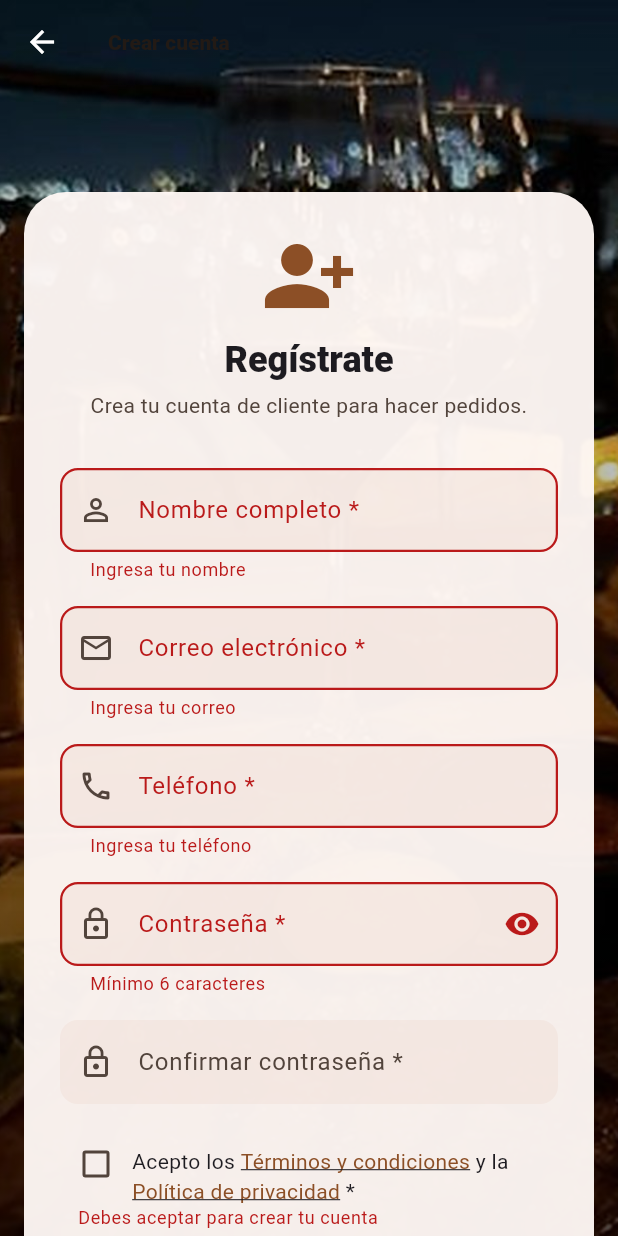
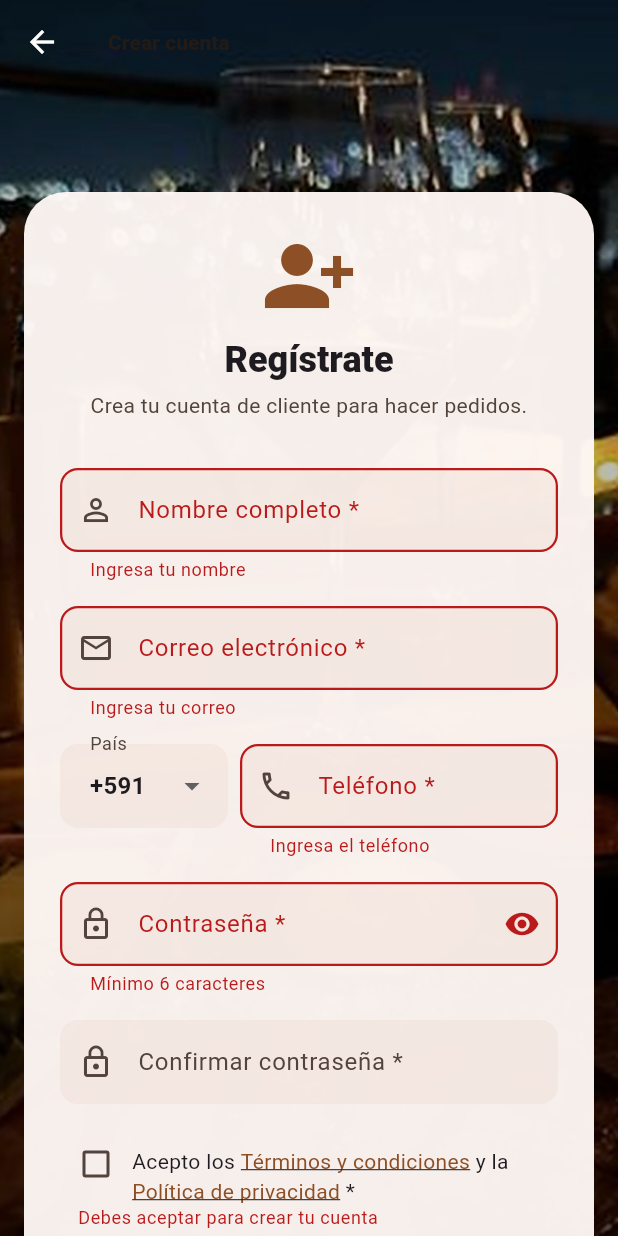
Before and after one commit to keyrafelipez3-droid/gestion_pedidos, a Flutter app: the RegistroScreen screen opened directly, after a tap on "Crear cuenta", on a phone screen of 412 x 824 dp. Run offline on Flutter 3.47's test engine with Material 3 defaults, Android fonts, the phone set to English and light mode, and no system bars; our stand-ins replace cloud_firestore, firebase_auth, firebase_core, flutter_colorpicker, image_picker; missing offline and left inert: phone_numbers_parser; accounts and stored records are empty.

Commit message:
feat(telefonos): numeros internacionales con selector de pais y validacion

```diff
--- a/lib/screens/admin/crear_empleado_screen.dart
+++ b/lib/screens/admin/crear_empleado_screen.dart
@@ -5,6 +5,7 @@ import '../../models/usuario_model.dart';
 import '../../services/admin_service.dart';
 import '../../services/sucursal_service.dart';
 import '../../services/sesion_actual.dart';
+import '../../widgets/campo_telefono.dart';
 
 /// HU-05 — Formulario para que un Administrador cree la cuenta de un
 /// empleado y le asigne su rol (y opcionalmente su sucursal).
@@ -144,17 +145,10 @@ class _CrearEmpleadoScreenState extends State<CrearEmpleadoScreen> {
                     ),
                     const SizedBox(height: 16),
 
-                    TextFormField(
+                    CampoTelefono(
                       controller: _telefonoCtrl,
-                      keyboardType: TextInputType.phone,
-                      decoration: const InputDecoration(
-                        labelText: 'Teléfono',
-                        prefixIcon: Icon(Icons.phone_outlined),
-                        border: OutlineInputBorder(),
-                      ),
-                      validator: (v) => (v == null || v.trim().isEmpty)
-                          ? 'Ingresa el teléfono'
-                          : null,
+                      obligatorio: true,
+                      contorno: true,
                     ),
                     const SizedBox(height: 16),
 
--- a/lib/screens/admin/negocio_screen.dart
+++ b/lib/screens/admin/negocio_screen.dart
@@ -6,6 +6,7 @@ import '../../services/negocio_service.dart';
 import '../../services/sesion_actual.dart';
 import '../../theme/design_tokens.dart';
 import '../../widgets/selector_imagen.dart';
+import '../../widgets/campo_telefono.dart';
 import '../../widgets/app_cargando.dart';
 
 /// HU-07 — Pantalla para que el Administrador configure la información
@@ -178,13 +179,9 @@ class _NegocioScreenState extends State<NegocioScreen> {
                     ),
                     const SizedBox(height: AppSpacing.md),
 
-                    TextFormField(
+                    CampoTelefono(
                       controller: _telefonoCtrl,
-                      keyboardType: TextInputType.phone,
-                      decoration: const InputDecoration(
-                        labelText: 'Teléfono de contacto',
-                        prefixIcon: Icon(Icons.phone_outlined),
-                      ),
+                      etiqueta: 'Teléfono de contacto',
                     ),
                     const SizedBox(height: AppSpacing.lg),
 
--- a/lib/screens/admin/sucursales_screen.dart
+++ b/lib/screens/admin/sucursales_screen.dart
@@ -4,6 +4,7 @@ import '../../models/sucursal_model.dart';
 import '../../services/sucursal_service.dart';
 import '../../theme/design_tokens.dart';
 import '../../widgets/app_empty_state.dart';
+import '../../widgets/campo_telefono.dart';
 import '../../widgets/app_search_field.dart';
 import '../../widgets/app_imagen_red.dart';
 import '../../widgets/app_status_badge.dart';
@@ -72,11 +73,7 @@ class _SucursalesScreenState extends State<SucursalesScreen> {
                     decoration: const InputDecoration(labelText: 'Dirección'),
                   ),
                   const SizedBox(height: AppSpacing.md),
-                  TextFormField(
-                    controller: telefono,
-                    keyboardType: TextInputType.phone,
-                    decoration: const InputDecoration(labelText: 'Teléfono'),
-                  ),
+                  CampoTelefono(controller: telefono),
                   const SizedBox(height: AppSpacing.md),
                   SelectorImagen(
                     etiqueta: 'Foto de la sucursal (opcional)',
--- a/lib/screens/auth/registro_screen.dart
+++ b/lib/screens/auth/registro_screen.dart
@@ -3,6 +3,7 @@ import 'package:flutter/material.dart';
 import '../../services/auth_service.dart';
 import '../../theme/design_tokens.dart';
 import '../../widgets/app_pantalla_foto.dart';
+import '../../widgets/campo_telefono.dart';
 import '../legal/legal_screen.dart';
 
 /// HU-01 — Pantalla de registro para Clientes.
@@ -302,16 +303,9 @@ class _Formulario extends StatelessWidget {
           ),
           const SizedBox(height: AppSpacing.md),
 
-          TextFormField(
+          CampoTelefono(
             controller: telefonoCtrl,
-            keyboardType: TextInputType.phone,
-            decoration: const InputDecoration(
-              labelText: 'Teléfono *',
-              prefixIcon: Icon(Icons.phone_outlined),
-            ),
-            validator: (v) => (v == null || v.trim().isEmpty)
-                ? 'Ingresa tu teléfono'
-                : null,
+            obligatorio: true,
           ),
           const SizedBox(height: AppSpacing.md),
 
--- a/lib/screens/cuenta/mi_cuenta_screen.dart
+++ b/lib/screens/cuenta/mi_cuenta_screen.dart
@@ -5,6 +5,7 @@ import '../../services/auth_service.dart';
 import '../../services/sesion_actual.dart';
 import '../../theme/design_tokens.dart';
 import '../../widgets/app_status_badge.dart';
+import '../../widgets/campo_telefono.dart';
 import '../../widgets/selector_imagen.dart';
 import '../../widgets/app_cargando.dart';
 import '../legal/legal_screen.dart';
@@ -434,16 +435,9 @@ class _MiCuentaScreenState extends State<MiCuentaScreen> {
                                 : null,
                           ),
                           const SizedBox(height: AppSpacing.md),
-                          TextFormField(
+                          CampoTelefono(
                             controller: _telefonoCtrl,
-                            keyboardType: TextInputType.phone,
-                            decoration: const InputDecoration(
-                              labelText: 'Teléfono *',
-                              prefixIcon: Icon(Icons.phone_outlined),
-                            ),
-                            validator: (v) => (v == null || v.trim().isEmpty)
-                                ? 'Ingresa tu teléfono'
-                                : null,
+                            obligatorio: true,
                           ),
                           const SizedBox(height: AppSpacing.sm),
                           // El correo no se puede editar acá: cambiar el
--- /dev/null
+++ b/lib/utils/telefono.dart
@@ -0,0 +1,100 @@
+import 'package:phone_numbers_parser/phone_numbers_parser.dart';
+
+/// País disponible para ingresar un número de teléfono.
+class PaisTelefono {
+  final String nombre;
+  final String iso;
+  final String codigo; // código de marcación, sin '+'
+
+  const PaisTelefono(this.nombre, this.iso, this.codigo);
+
+  String get etiqueta => '$nombre (+$codigo)';
+}
+
+/// Utilidades para guardar y validar teléfonos en formato internacional
+/// (E.164, por ejemplo +59171234567), según el plan de numeración de cada país.
+class Telefono {
+  Telefono._();
+
+  static const bolivia = PaisTelefono('Bolivia', 'BO', '591');
+
+  /// Lista de países. Los códigos de marcación son únicos para poder
+  /// reconocer el país a partir de un número guardado.
+  static const paises = <PaisTelefono>[
+    bolivia,
+    PaisTelefono('Argentina', 'AR', '54'),
+    PaisTelefono('Brasil', 'BR', '55'),
+    PaisTelefono('Chile', 'CL', '56'),
+    PaisTelefono('Colombia', 'CO', '57'),
+    PaisTelefono('Costa Rica', 'CR', '506'),
+    PaisTelefono('Ecuador', 'EC', '593'),
+    PaisTelefono('El Salvador', 'SV', '503'),
+    PaisTelefono('España', 'ES', '34'),
+    PaisTelefono('Estados Unidos / Canadá', 'US', '1'),
+    PaisTelefono('Guatemala', 'GT', '502'),
+    PaisTelefono('Honduras', 'HN', '504'),
+    PaisTelefono('México', 'MX', '52'),
+    PaisTelefono('Nicaragua', 'NI', '505'),
+    PaisTelefono('Panamá', 'PA', '507'),
+    PaisTelefono('Paraguay', 'PY', '595'),
+    PaisTelefono('Perú', 'PE', '51'),
+    PaisTelefono('Uruguay', 'UY', '598'),
+    PaisTelefono('Venezuela', 'VE', '58'),
+    PaisTelefono('Alemania', 'DE', '49'),
+    PaisTelefono('Francia', 'FR', '33'),
+    PaisTelefono('Italia', 'IT', '39'),
+    PaisTelefono('Portugal', 'PT', '351'),
+    PaisTelefono('Reino Unido', 'GB', '44'),
+  ];
+
+  static String _soloDigitos(String s) => s.replaceAll(RegExp(r'[^0-9]'), '');
+
+  /// Arma el valor a guardar: '+<código><número>'. Devuelve '' si no hay número.
+  static String componer(PaisTelefono pais, String numeroLocal) {
+    final digitos = _soloDigitos(numeroLocal);
+    if (digitos.isEmpty) return '';
+    return '+${pais.codigo}$digitos';
+  }
+
+  /// Separa un valor guardado en país y número local. Los números antiguos
+  /// guardados sin '+' se consideran de Bolivia.
+  static ({PaisTelefono pais, String numero}) separar(String valor) {
+    final texto = valor.trim();
+    if (texto.startsWith('+')) {
+      final digitos = _soloDigitos(texto);
+      // Se prueba primero el código más largo (3 dígitos, luego 2, luego 1).
+      for (final largo in [3, 2, 1]) {
+        if (digitos.length <= largo) continue;
+        final codigo = digitos.substring(0, largo);
+        for (final p in paises) {
+          if (p.codigo == codigo) {
+            return (pais: p, numero: digitos.substring(largo));
+          }
+        }
+      }
+    }
+    return (pais: bolivia, numero: _soloDigitos(texto));
+  }
+
+  /// Valida el número local para el país elegido. Devuelve el mensaje de
+  /// error, o null si es válido (o si está vacío y no es obligatorio).
+  static String? validar(
+    PaisTelefono pais,
+    String numeroLocal, {
+    required bool obligatorio,
+  }) {
+    final digitos = _soloDigitos(numeroLocal);
+    if (digitos.isEmpty) {
+      return obligatorio ? 'Ingresa el teléfono' : null;
+    }
+    try {
+      final numero = PhoneNumber.parse('+${pais.codigo}$digitos');
+      if (!numero.isValid()) {
+        return 'Número no válido para ${pais.nombre}';
+      }
+    } catch (_) {
+      return 'Número no válido para ${pais.nombre}';
+    }
+    return null;
+  }
+}
--- /dev/null
+++ b/lib/widgets/campo_telefono.dart
@@ -0,0 +1,127 @@
+import 'package:flutter/material.dart';
+import 'package:flutter/services.dart';
+
+import '../theme/design_tokens.dart';
+import '../utils/telefono.dart';
+
+/// Campo de teléfono con selector de país. Escribe en [controller] el número
+/// en formato internacional (+59171234567), así el resto de la app no cambia.
+class CampoTelefono extends StatefulWidget {
+  final TextEditingController controller;
+  final String etiqueta;
+  final bool obligatorio;
+  final bool contorno;
+
+  const CampoTelefono({
+    super.key,
+    required this.controller,
+    this.etiqueta = 'Teléfono',
+    this.obligatorio = false,
+    this.contorno = false,
+  });
+
+  @override
+  State<CampoTelefono> createState() => _CampoTelefonoState();
+}
+
+class _CampoTelefonoState extends State<CampoTelefono> {
+  late PaisTelefono _pais;
+  final _localCtrl = TextEditingController();
+  bool _sincronizando = false;
+
+  @override
+  void initState() {
+    super.initState();
+    _leerDelControlador();
+    widget.controller.addListener(_alCambiarControlador);
+    _localCtrl.addListener(_alEscribir);
+  }
+
+  @override
+  void dispose() {
+    widget.controller.removeListener(_alCambiarControlador);
+    _localCtrl.dispose();
+    super.dispose();
+  }
+
+  void _leerDelControlador() {
+    final partes = Telefono.separar(widget.controller.text);
+    _pais = partes.pais;
+    _localCtrl.text = partes.numero;
+  }
+
+  // El valor se cambió desde afuera (por ejemplo al cargar el perfil).
+  void _alCambiarControlador() {
+    if (_sincronizando) return;
+    if (widget.controller.text == Telefono.componer(_pais, _localCtrl.text)) {
+      return;
+    }
+    setState(_leerDelControlador);
+  }
+
+  void _escribirEnControlador() {
+    _sincronizando = true;
+    widget.controller.text = Telefono.componer(_pais, _localCtrl.text);
+    _sincronizando = false;
+  }
+
+  void _alEscribir() => _escribirEnControlador();
+
+  @override
+  Widget build(BuildContext context) {
+    final borde = widget.contorno ? const OutlineInputBorder() : null;
+    return Row(
+      crossAxisAlignment: CrossAxisAlignment.start,
+      children: [
+        SizedBox(
+          width: 112,
+          child: DropdownButtonFormField<PaisTelefono>(
+            key: ValueKey(_pais.iso),
+            initialValue: _pais,
+            isExpanded: true,
+            decoration: InputDecoration(
+              labelText: 'País',
+              border: borde,
+            ),
+            selectedItemBuilder: (_) => [
+              for (final p in Telefono.paises)
+                Text('+${p.codigo}', overflow: TextOverflow.ellipsis),
+            ],
+            items: [
+              for (final p in Telefono.paises)
+                DropdownMenuItem(value: p, child: Text(p.etiqueta)),
+            ],
+            onChanged: (p) {
+              if (p == null) return;
+              setState(() => _pais = p);
+              _escribirEnControlador();
+            },
+          ),
+        ),
+        const SizedBox(width: AppSpacing.sm),
+        Expanded(
+          child: TextFormField(
+            controller: _localCtrl,
+            keyboardType: TextInputType.phone,
+            inputFormatters: [
+              FilteringTextInputFormatter.allow(RegExp(r'[0-9 ]')),
+              LengthLimitingTextInputFormatter(15),
+            ],
+            decoration: InputDecoration(
+              labelText: widget.obligatorio
+                  ? '${widget.etiqueta} *'
+                  : widget.etiqueta,
+              prefixIcon: const Icon(Icons.phone_outlined),
+              border: borde,
+            ),
+            validator: (v) => Telefono.validar(
+              _pais,
+              v ?? '',
+              obligatorio: widget.obligatorio,
+            ),
+          ),
+        ),
+      ],
+    );
+  }
+}
--- a/pubspec.yaml
+++ b/pubspec.yaml
@@ -40,6 +40,7 @@ dependencies:
   flutter_colorpicker: ^1.1.0
   image_picker: ^1.1.2
   http: ^1.2.2
+  phone_numbers_parser: ^9.0.0
 
 dev_dependencies:
   flutter_test:
```
Also changed, not shown: pubspec.lock.
